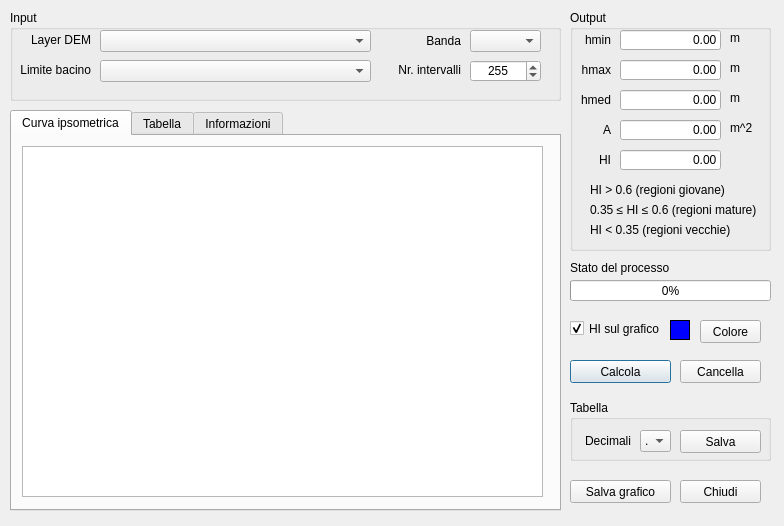
The window that hypsometric_curve_dialog_base.ui (drFaustino/Hypsometric-curve) describes before a commit, drawn with Qt 5.
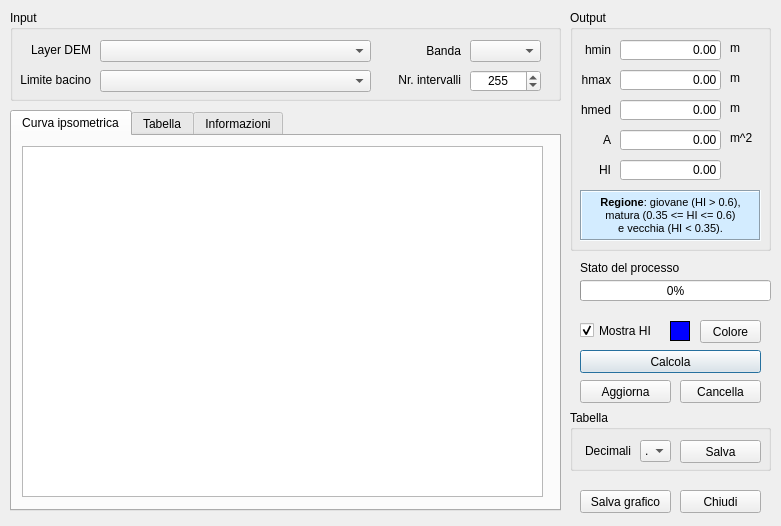
The same window after the commit.

The edit to the form file:
```diff
--- a/hypsometric_curve_dialog_base.ui
+++ b/hypsometric_curve_dialog_base.ui
@@ -6,7 +6,7 @@
    <rect>
     <x>0</x>
     <y>0</y>
-    <width>784</width>
+    <width>781</width>
     <height>526</height>
    </rect>
   </property>
@@ -29,7 +29,7 @@
     <property name="geometry">
      <rect>
       <x>10</x>
-      <y>20</y>
+      <y>30</y>
       <width>71</width>
       <height>20</height>
      </rect>
@@ -45,7 +45,7 @@
     <property name="geometry">
      <rect>
       <x>90</x>
-      <y>20</y>
+      <y>30</y>
       <width>271</width>
       <height>22</height>
      </rect>
@@ -55,7 +55,7 @@
     <property name="geometry">
      <rect>
       <x>380</x>
-      <y>20</y>
+      <y>30</y>
       <width>71</width>
       <height>21</height>
      </rect>
@@ -71,7 +71,7 @@
     <property name="geometry">
      <rect>
       <x>460</x>
-      <y>20</y>
+      <y>30</y>
       <width>71</width>
       <height>22</height>
      </rect>
@@ -81,7 +81,7 @@
     <property name="geometry">
      <rect>
       <x>460</x>
-      <y>50</y>
+      <y>60</y>
       <width>71</width>
       <height>22</height>
      </rect>
@@ -103,7 +103,7 @@
     <property name="geometry">
      <rect>
       <x>380</x>
-      <y>50</y>
+      <y>60</y>
       <width>71</width>
       <height>20</height>
      </rect>
@@ -119,7 +119,7 @@
     <property name="geometry">
      <rect>
       <x>90</x>
-      <y>50</y>
+      <y>60</y>
       <width>271</width>
       <height>22</height>
      </rect>
@@ -129,7 +129,7 @@
     <property name="geometry">
      <rect>
       <x>10</x>
-      <y>50</y>
+      <y>60</y>
       <width>71</width>
       <height>20</height>
      </rect>
@@ -158,7 +158,7 @@
     <property name="geometry">
      <rect>
       <x>10</x>
-      <y>50</y>
+      <y>60</y>
       <width>31</width>
       <height>20</height>
      </rect>
@@ -174,7 +174,7 @@
     <property name="geometry">
      <rect>
       <x>50</x>
-      <y>50</y>
+      <y>60</y>
       <width>101</width>
       <height>20</height>
      </rect>
@@ -193,7 +193,7 @@
     <property name="geometry">
      <rect>
       <x>50</x>
-      <y>20</y>
+      <y>30</y>
       <width>101</width>
       <height>20</height>
      </rect>
@@ -212,7 +212,7 @@
     <property name="geometry">
      <rect>
       <x>10</x>
-      <y>20</y>
+      <y>30</y>
       <width>31</width>
       <height>20</height>
      </rect>
@@ -231,7 +231,7 @@
     <property name="geometry">
      <rect>
       <x>10</x>
-      <y>80</y>
+      <y>90</y>
       <width>31</width>
       <height>20</height>
      </rect>
@@ -247,7 +247,7 @@
     <property name="geometry">
      <rect>
       <x>50</x>
-      <y>80</y>
+      <y>90</y>
       <width>101</width>
       <height>20</height>
      </rect>
@@ -266,7 +266,7 @@
     <property name="geometry">
      <rect>
       <x>50</x>
-      <y>140</y>
+      <y>150</y>
       <width>101</width>
       <height>20</height>
      </rect>
@@ -285,7 +285,7 @@
     <property name="geometry">
      <rect>
       <x>10</x>
-      <y>140</y>
+      <y>150</y>
       <width>31</width>
       <height>20</height>
      </rect>
@@ -301,7 +301,7 @@
     <property name="geometry">
      <rect>
       <x>10</x>
-      <y>110</y>
+      <y>120</y>
       <width>31</width>
       <height>20</height>
      </rect>
@@ -317,7 +317,7 @@
     <property name="geometry">
      <rect>
       <x>50</x>
-      <y>110</y>
+      <y>120</y>
       <width>101</width>
       <height>20</height>
      </rect>
@@ -332,27 +332,11 @@
      <bool>true</bool>
     </property>
    </widget>
-   <widget class="QLabel" name="lbl_note1">
-    <property name="geometry">
-     <rect>
-      <x>20</x>
-      <y>170</y>
-      <width>171</width>
-      <height>20</height>
-     </rect>
-    </property>
-    <property name="text">
-     <string>HI &gt; 0.6 (regioni giovane)</string>
-    </property>
-    <property name="alignment">
-     <set>Qt::AlignLeading|Qt::AlignLeft|Qt::AlignVCenter</set>
-    </property>
-   </widget>
    <widget class="QLabel" name="lbl_hmin">
     <property name="geometry">
      <rect>
       <x>160</x>
-      <y>20</y>
+      <y>30</y>
       <width>31</width>
       <height>16</height>
      </rect>
@@ -365,7 +349,7 @@
     <property name="geometry">
      <rect>
       <x>160</x>
-      <y>50</y>
+      <y>60</y>
       <width>31</width>
       <height>16</height>
      </rect>
@@ -378,7 +362,7 @@
     <property name="geometry">
      <rect>
       <x>160</x>
-      <y>80</y>
+      <y>90</y>
       <width>31</width>
       <height>16</height>
      </rect>
@@ -391,7 +375,7 @@
     <property name="geometry">
      <rect>
       <x>160</x>
-      <y>110</y>
+      <y>120</y>
       <width>31</width>
       <height>16</height>
      </rect>
@@ -400,36 +384,38 @@
      <string>m^2</string>
     </property>
    </widget>
-   <widget class="QLabel" name="lbl_note2">
+   <widget class="QTextEdit" name="textEdit_2">
     <property name="geometry">
      <rect>
-      <x>20</x>
-      <y>190</y>
-      <width>171</width>
-      <height>20</height>
+      <x>10</x>
+      <y>180</y>
+      <width>181</width>
+      <height>51</height>
      </rect>
     </property>
-    <property name="text">
-     <string>0.35 ≤ HI ≤ 0.6 (regioni mature)</string>
+    <property name="styleSheet">
+     <string notr="true">background-color: rgb(211, 236, 255);</string>
     </property>
-    <property name="alignment">
-     <set>Qt::AlignLeading|Qt::AlignLeft|Qt::AlignVCenter</set>
+    <property name="frameShape">
+     <enum>QFrame::Box</enum>
     </property>
-   </widget>
-   <widget class="QLabel" name="lbl_note3">
-    <property name="geometry">
-     <rect>
-      <x>20</x>
-      <y>210</y>
-      <width>171</width>
-      <height>20</height>
-     </rect>
+    <property name="frameShadow">
+     <enum>QFrame::Sunken</enum>
     </property>
-    <property name="text">
-     <string>HI &lt; 0.35 (regioni vecchie)</string>
+    <property name="readOnly">
+     <bool>true</bool>
     </property>
-    <property name="alignment">
-     <set>Qt::AlignLeading|Qt::AlignLeft|Qt::AlignVCenter</set>
+    <property name="html">
+     <string>&lt;!DOCTYPE HTML PUBLIC &quot;-//W3C//DTD HTML 4.0//EN&quot; &quot;http://www.w3.org/TR/REC-html40/strict.dtd&quot;&gt;
+&lt;html&gt;&lt;head&gt;&lt;meta name=&quot;qrichtext&quot; content=&quot;1&quot; /&gt;&lt;style type=&quot;text/css&quot;&gt;
+p, li { white-space: pre-wrap; }
+&lt;/style&gt;&lt;/head&gt;&lt;body style=&quot; font-family:'MS Shell Dlg 2'; font-size:8.25pt; font-weight:400; font-style:normal;&quot;&gt;
+&lt;p align=&quot;center&quot; style=&quot; margin-top:0px; margin-bottom:0px; margin-left:0px; margin-right:0px; -qt-block-indent:0; text-indent:0px;&quot;&gt;&lt;span style=&quot; font-weight:600;&quot;&gt;Regione&lt;/span&gt;: giovane (HI &amp;gt; 0.6),&lt;/p&gt;
+&lt;p align=&quot;center&quot; style=&quot; margin-top:0px; margin-bottom:0px; margin-left:0px; margin-right:0px; -qt-block-indent:0; text-indent:0px;&quot;&gt; matura (0.35 &amp;lt;= HI &amp;lt;= 0.6) &lt;/p&gt;
+&lt;p align=&quot;center&quot; style=&quot; margin-top:0px; margin-bottom:0px; margin-left:0px; margin-right:0px; -qt-block-indent:0; text-indent:0px;&quot;&gt;e vecchia (HI &amp;lt; 0.35).&lt;/p&gt;&lt;/body&gt;&lt;/html&gt;</string>
+    </property>
+    <property name="textInteractionFlags">
+     <set>Qt::NoTextInteraction</set>
     </property>
    </widget>
   </widget>
@@ -580,9 +566,9 @@
   <widget class="QPushButton" name="pushButton_calc">
    <property name="geometry">
     <rect>
-     <x>570</x>
-     <y>360</y>
-     <width>101</width>
+     <x>580</x>
+     <y>350</y>
+     <width>181</width>
      <height>23</height>
     </rect>
    </property>
@@ -594,7 +580,7 @@
    <property name="geometry">
     <rect>
      <x>680</x>
-     <y>360</y>
+     <y>380</y>
      <width>81</width>
      <height>23</height>
     </rect>
@@ -606,9 +592,9 @@
   <widget class="QPushButton" name="pushButton_salva_graph">
    <property name="geometry">
     <rect>
-     <x>570</x>
-     <y>480</y>
-     <width>101</width>
+     <x>580</x>
+     <y>490</y>
+     <width>91</width>
      <height>23</height>
     </rect>
    </property>
@@ -620,7 +606,7 @@
    <property name="geometry">
     <rect>
      <x>680</x>
-     <y>480</y>
+     <y>490</y>
      <width>81</width>
      <height>23</height>
     </rect>
@@ -632,9 +618,9 @@
   <widget class="QProgressBar" name="progressBar">
    <property name="geometry">
     <rect>
-     <x>570</x>
+     <x>580</x>
      <y>280</y>
-     <width>201</width>
+     <width>191</width>
      <height>21</height>
     </rect>
    </property>
@@ -645,7 +631,7 @@
   <widget class="QLabel" name="label_9">
    <property name="geometry">
     <rect>
-     <x>570</x>
+     <x>580</x>
      <y>260</y>
      <width>101</width>
      <height>16</height>
@@ -661,14 +647,14 @@
   <widget class="QCheckBox" name="checkBox_HI">
    <property name="geometry">
     <rect>
-     <x>570</x>
+     <x>580</x>
      <y>320</y>
-     <width>91</width>
-     <height>17</height>
+     <width>81</width>
+     <height>21</height>
     </rect>
    </property>
    <property name="text">
-    <string>HI sul grafico</string>
+    <string>Mostra HI</string>
    </property>
    <property name="checked">
     <bool>true</bool>
@@ -678,7 +664,7 @@
    <property name="geometry">
     <rect>
      <x>670</x>
-     <y>320</y>
+     <y>321</y>
      <width>20</width>
      <height>20</height>
     </rect>
@@ -716,7 +702,7 @@
    <property name="geometry">
     <rect>
      <x>570</x>
-     <y>400</y>
+     <y>410</y>
      <width>201</width>
      <height>61</height>
     </rect>
@@ -774,6 +760,19 @@
     </property>
    </widget>
   </widget>
+  <widget class="QPushButton" name="pushButton_refresh">
+   <property name="geometry">
+    <rect>
+     <x>580</x>
+     <y>380</y>
+     <width>91</width>
+     <height>23</height>
+    </rect>
+   </property>
+   <property name="text">
+    <string>Aggiorna</string>
+   </property>
+  </widget>
  </widget>
  <resources/>
  <connections/>
```
